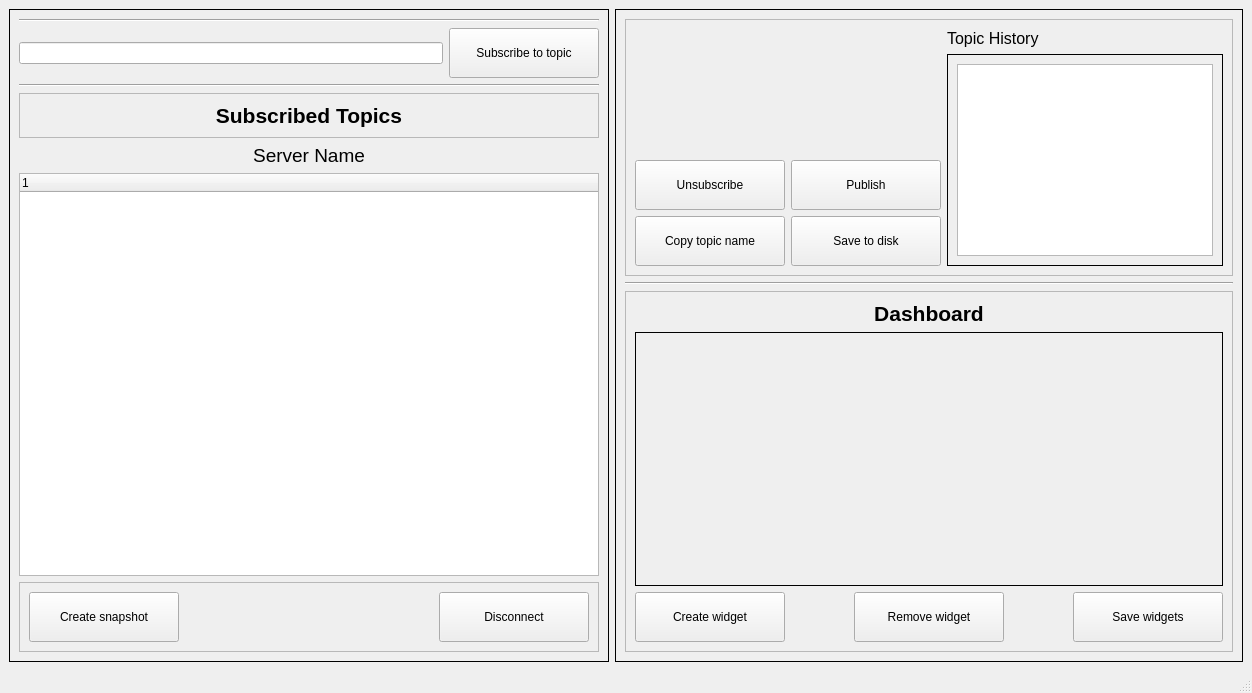
First picture: the form in src/gui/connectedwindow.ui, repository Captain00180/ICP, before the edit.
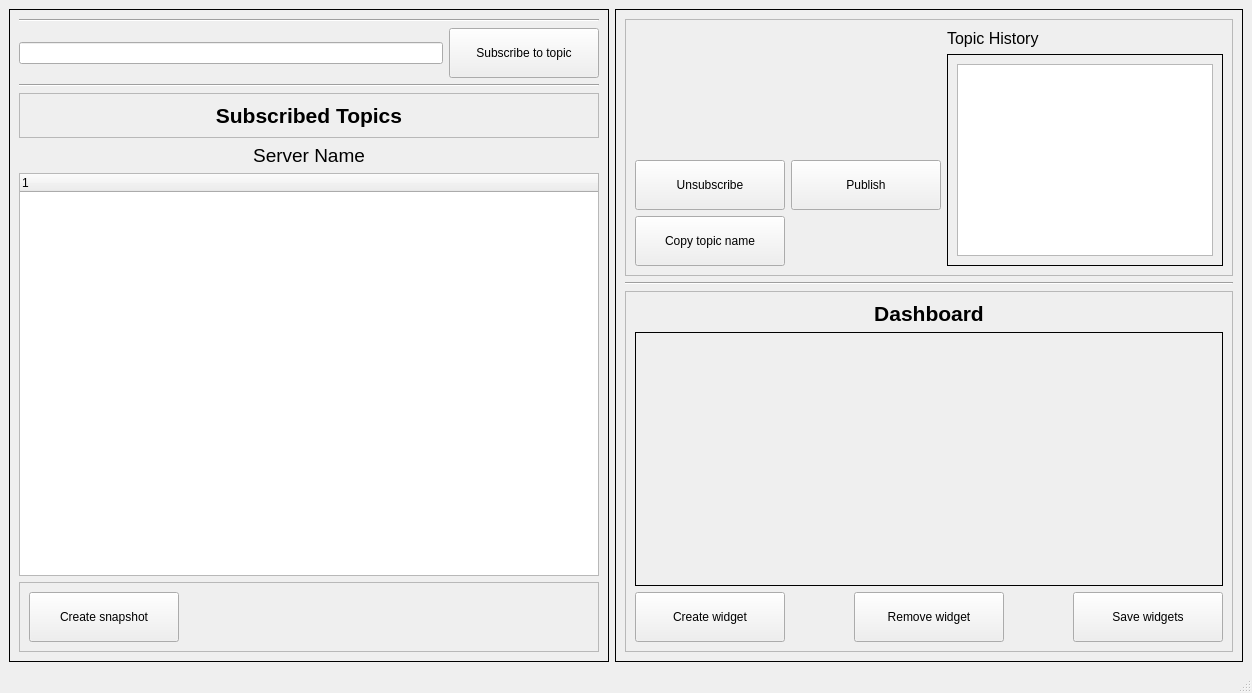
Second picture: the form after the edit.

Diff of the .ui file:
```diff
--- a/src/gui/connectedwindow.ui
+++ b/src/gui/connectedwindow.ui
@@ -205,21 +205,12 @@
            </spacer>
           </item>
           <item>
-           <widget class="QPushButton" name="disconnectButton">
-            <property name="sizePolicy">
-             <sizepolicy hsizetype="Maximum" vsizetype="Fixed">
-              <horstretch>0</horstretch>
-              <verstretch>0</verstretch>
-             </sizepolicy>
-            </property>
-            <property name="minimumSize">
-             <size>
-              <width>150</width>
-              <height>50</height>
-             </size>
+           <widget class="QLabel" name="subfailedLabel">
+            <property name="styleSheet">
+             <string notr="true">color: rgb(255, 0, 0);</string>
             </property>
             <property name="text">
-             <string>Disconnect</string>
+             <string/>
             </property>
            </widget>
           </item>
@@ -338,25 +329,6 @@
             </property>
            </widget>
           </item>
-          <item row="3" column="1">
-           <widget class="QPushButton" name="saveHistoryButton">
-            <property name="sizePolicy">
-             <sizepolicy hsizetype="Fixed" vsizetype="Fixed">
-              <horstretch>0</horstretch>
-              <verstretch>0</verstretch>
-             </sizepolicy>
-            </property>
-            <property name="minimumSize">
-             <size>
-              <width>150</width>
-              <height>50</height>
-             </size>
-            </property>
-            <property name="text">
-             <string>Save to disk</string>
-            </property>
-           </widget>
-          </item>
           <item row="3" column="0">
            <widget class="QPushButton" name="copyTopicButton">
             <property name="sizePolicy">
```
